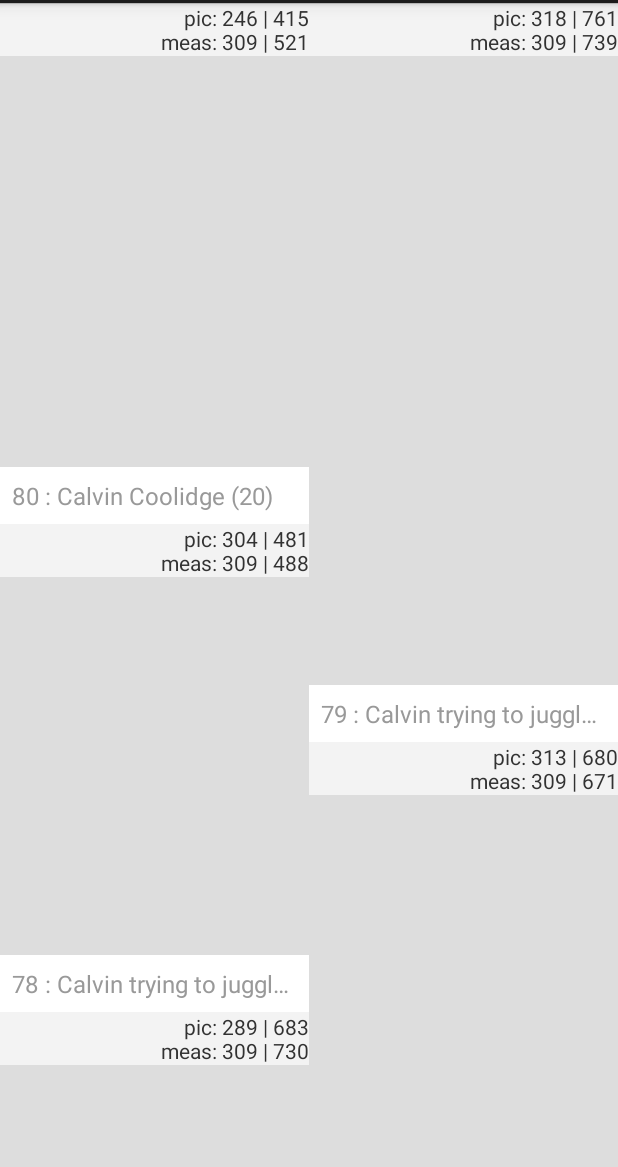
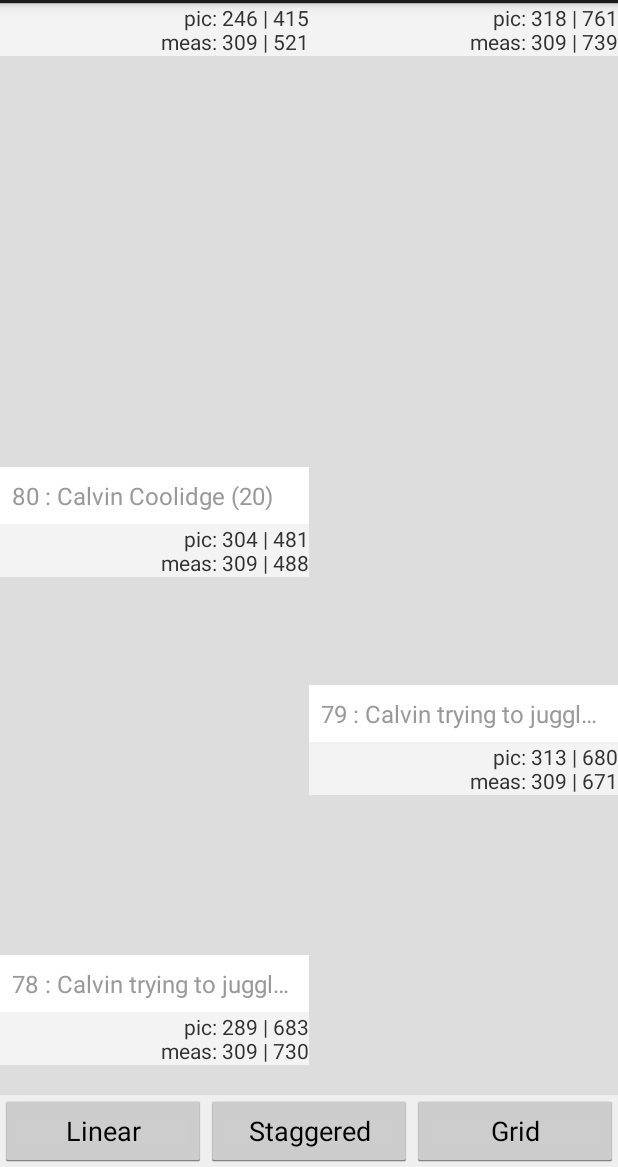
Before and after one commit to sfunke/Android-dynamic-ListView-Test, an Android app: the screen it shows after launch (MainActivity), on a phone screen of 412 x 824 dp, the part 69-1236 px from its top. Run offline under Robolectric (Android 15) with nearby library versions, the phone set to English and light mode, and no system bars; our stand-ins replace ButterKnife, Picasso; libraries missing offline, so code that uses them is left out: com.jensdriller.libs; pictures from the network do not load.

Commit message:
added layout change buttons

```diff
--- a/app/build.gradle
+++ b/app/build.gradle
@@ -24,6 +24,7 @@ dependencies {
     compile 'com.android.support:support-v4:20.0.+'
     compile 'com.android.support:recyclerview-v7:21.0.0'
     compile 'com.squareup.picasso:picasso:2.3.4'
+    compile 'com.jakewharton:butterknife:4.0.1'
     compile 'com.github.jenzz.undobar:library:1.1:api15Release@aar'
 //    compile 'org.lucasr.twowayview:core:1.0.0-SNAPSHOT@aar'
 //    compile 'org.lucasr.twowayview:layouts:1.0.0-SNAPSHOT@aar'
--- a/app/src/main/res/layout/fragment_main.xml
+++ b/app/src/main/res/layout/fragment_main.xml
@@ -22,4 +22,35 @@
 
 
 	</android.support.v4.widget.SwipeRefreshLayout>
+
+	<LinearLayout
+		android:layout_width="match_parent"
+		android:layout_height="wrap_content"
+	    android:orientation="horizontal"
+	    android:layout_gravity="bottom"
+	    android:background="#88ffffff"
+		>
+		<Button
+			android:layout_width="0dp"
+			android:layout_height="wrap_content"
+		    android:layout_weight="1"
+		    android:id="@+id/buttonLinear"
+		    android:text="Linear"
+			/>
+		<Button
+			android:layout_width="0dp"
+			android:layout_height="wrap_content"
+		    android:layout_weight="1"
+		    android:id="@+id/buttonStaggered"
+		    android:text="Staggered"
+			/>
+		<Button
+			android:layout_width="0dp"
+			android:layout_height="wrap_content"
+		    android:layout_weight="1"
+		    android:id="@+id/buttonGrid"
+		    android:text="Grid"
+			/>
+
+		</LinearLayout>
 </FrameLayout>
```
Also changed, not shown: app/src/main/java/com/example/listdeletetest/MainFragment.java (+22 -0 lines).
